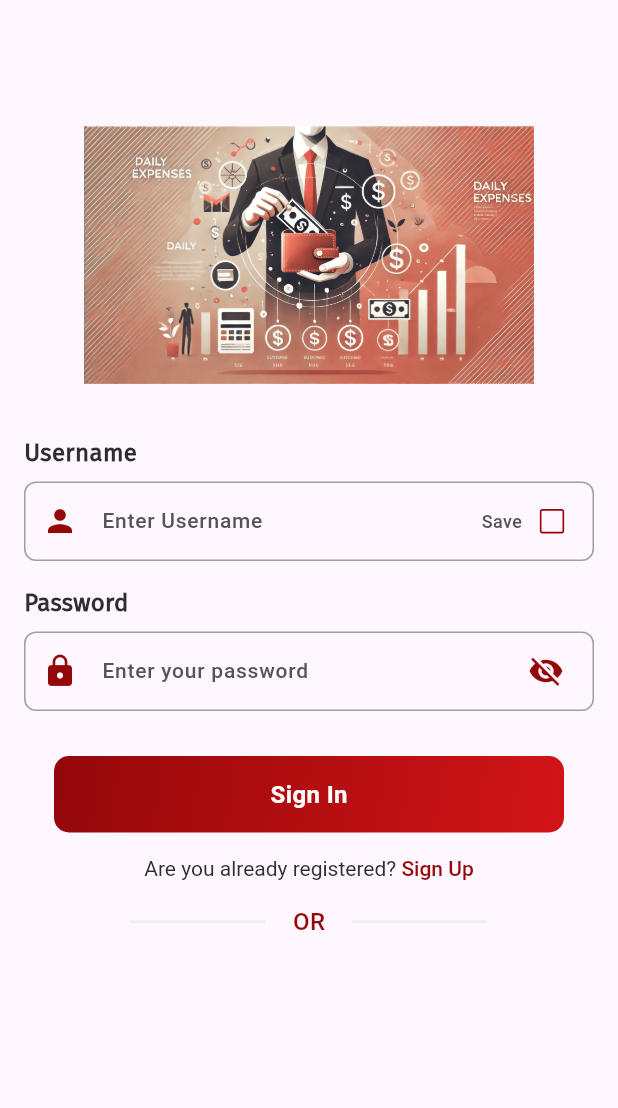
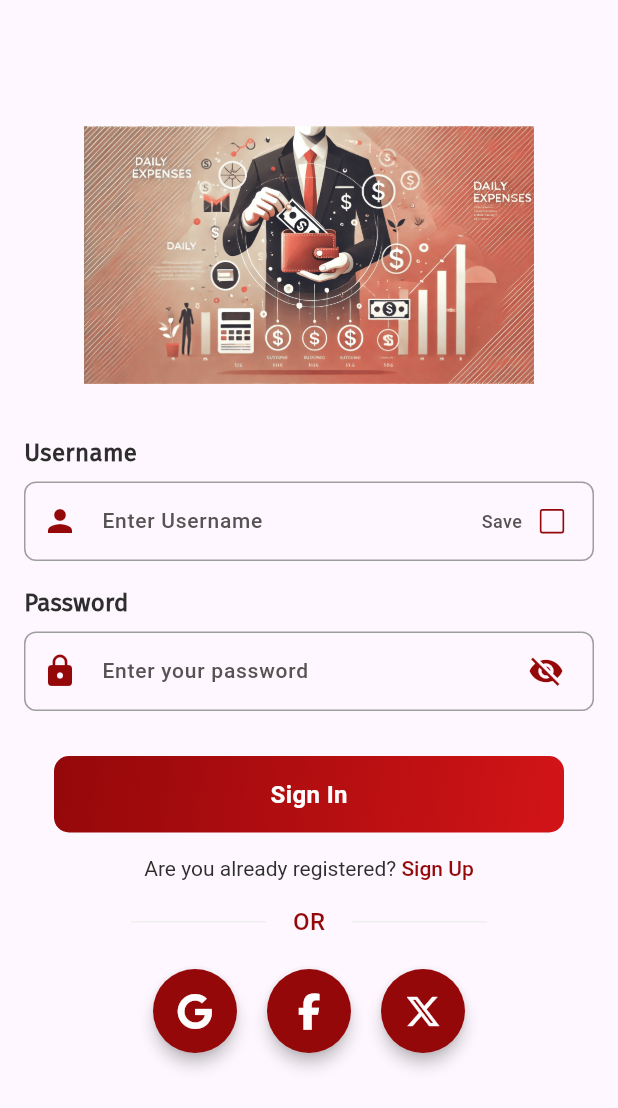
Before and after one commit to AbuSayedMasud/daily_expense, a Flutter app: the screen it shows after launch, on a phone screen of 412 x 824 dp. Shown: the top 1108 px of the screen. Run offline on Flutter 3.47's test engine with Material 3 defaults, Android fonts, the light colour scheme and no system bars; our stand-ins replace font_awesome_flutter; project files that could hold a hidden picture were left out.

Commit message:
fab icon added

```diff
--- a/lib/main.dart
+++ b/lib/main.dart
@@ -3,6 +3,7 @@ import 'package:daily_expense/components/customButton/submittbutton.dart';
 import 'package:daily_expense/components/textEditField/passwordinputfield.dart';
 import 'package:flutter/gestures.dart';
 import 'package:flutter/material.dart';
+import 'package:font_awesome_flutter/font_awesome_flutter.dart';
 
 import 'components/textEditField/username.dart';
 
@@ -110,7 +111,7 @@ class _MyHomePageState extends State<MyHomePage> {
                       width: 100,
                       child: Divider(
                         color: Color(0xffeeeeee),
-                        thickness: 2,
+                        thickness: 1,
                         endIndent: 10, // Add spacing before 'or'
                       ),
                     ),
@@ -128,12 +129,58 @@ class _MyHomePageState extends State<MyHomePage> {
                       width: 100,
                       child: Divider(
                         color: Color(0xffeeeeee),
-                        thickness: 2,
+                        thickness: 1,
                         indent: 10,
                       ),
                     ),
                   ],
                 ),
+              ),
+              SizedBox(height: 20),
+              Row(
+                mainAxisAlignment: MainAxisAlignment.center,
+                crossAxisAlignment: CrossAxisAlignment.center,
+                children: [
+                  FloatingActionButton(
+                    onPressed: () {},
+                    backgroundColor: primaryColor,
+                    elevation: 4,
+                    shape: CircleBorder(),
+                      child: FaIcon(
+                        FontAwesomeIcons.google,
+                        color: Colors.white,
+                        size: 24,
+                      )
+                  ),
+                  SizedBox(
+                    width: 20,
+                  ),
+                  FloatingActionButton(
+                    onPressed: () {},
+                    backgroundColor: primaryColor,
+                    elevation: 4,
+                    shape: CircleBorder(),
+                      child: FaIcon(
+                        FontAwesomeIcons.facebookF,
+                        color: Colors.white,
+                        size: 24,
+                      )
+                  ),
+                  SizedBox(
+                    width: 20,
+                  ),
+                  FloatingActionButton(
+                      onPressed: () {},
+                      backgroundColor: primaryColor,
+                      elevation: 4,
+                      shape: CircleBorder(),
+                      child: FaIcon(
+                        FontAwesomeIcons.xTwitter,
+                        color: Colors.white,
+                        size: 24,
+                      )
+                  )
+                ],
               )
             ],
           ),
--- a/pubspec.yaml
+++ b/pubspec.yaml
@@ -35,6 +35,7 @@ dependencies:
   # The following adds the Cupertino Icons font to your application.
   # Use with the CupertinoIcons class for iOS style icons.
   cupertino_icons: ^1.0.8
+  font_awesome_flutter: ^10.8.0
 
 dev_dependencies:
   flutter_test:
@@ -47,6 +48,7 @@ dev_dependencies:
   # rules and activating additional ones.
   flutter_lints: ^5.0.0
   flutter_launcher_icons: ^0.14.3
+
 
 flutter_launcher_icons:
     android: true
```
Also changed, not shown: pubspec.lock.
